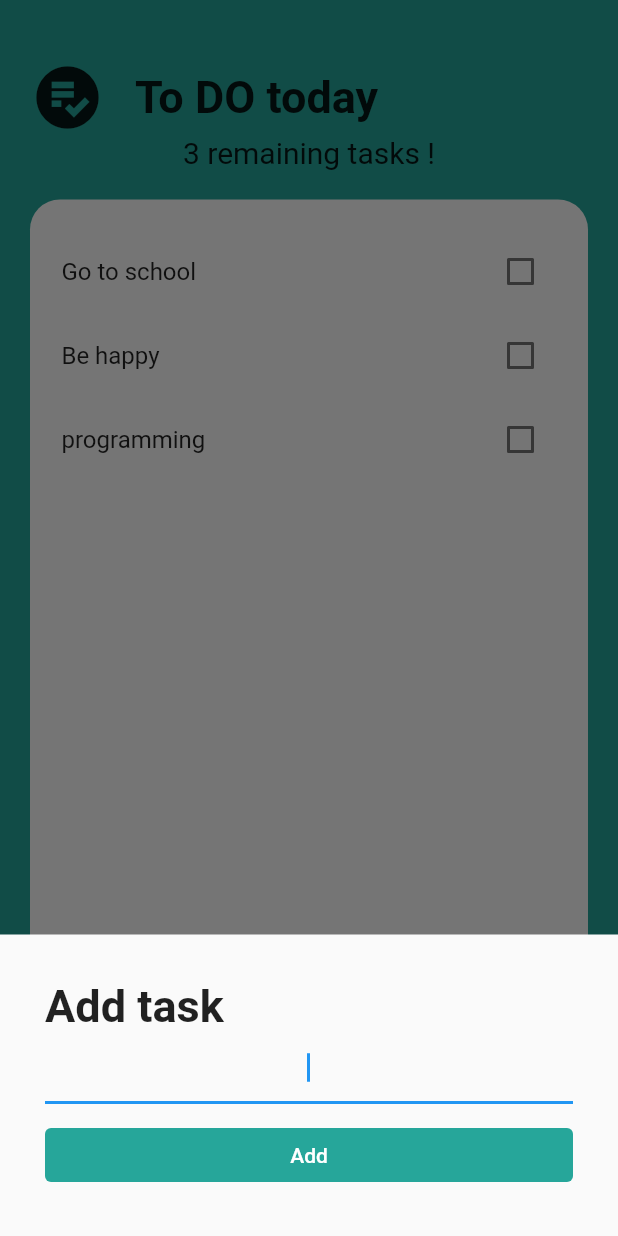
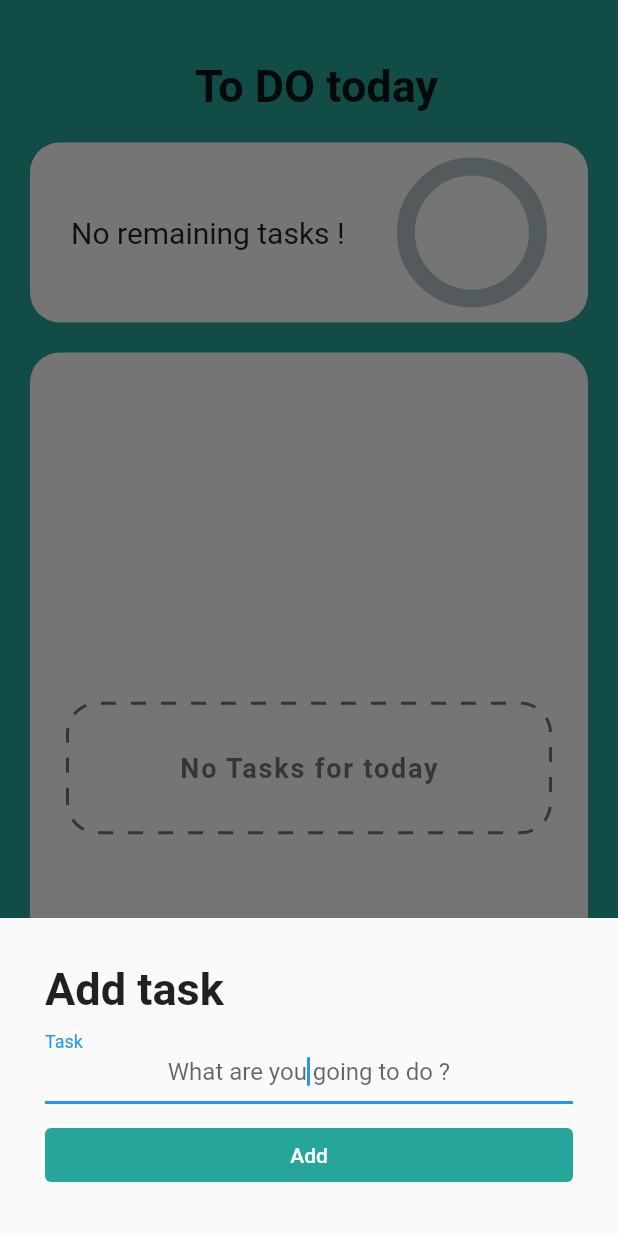
Before and after one commit to Bedro29/My-Tasks, a Flutter app: the screen it shows after launch, after a tap on an icon or button, on a phone screen of 412 x 824 dp. Run offline on Flutter 3.47's test engine with Material 2 defaults, Android fonts, the phone set to English and light mode, and no system bars; drawn by our look-alikes of dotted_border, percent_indicator.

Commit message:
Adding new features to the app

```diff
--- /dev/null
+++ b/lib/Models/task_data.dart
@@ -0,0 +1,43 @@
+import 'package:flutter/cupertino.dart';
+import 'package:todo_app/Models/task.dart';
+
+class TaskData with ChangeNotifier {
+  List<Task> taskslist = [];
+
+  void addTask(String newTaskTitle) {
+    taskslist.add(Task(name: newTaskTitle));
+    notifyListeners();
+  }
+
+  void updateTask(Task task) {
+    task.doneChange();
+    notifyListeners();
+  }
+
+  void deleteTask(Task task) {
+    taskslist.remove(task);
+    notifyListeners();
+  }
+
+  int doneTasks() {
+    int doneTasks = 0;
+    for (var element in taskslist) {
+      if (element.isDone != true) {
+        doneTasks++;
+      }
+    }
+    notifyListeners();
+    return doneTasks;
+  }
+
+  int unDoneTasks() {
+    int undoneTasks = 0;
+    for (var element in taskslist) {
+      if (element.isDone == true) {
+        undoneTasks++;
+      }
+    }
+    notifyListeners();
+    return undoneTasks;
+  }
+}
--- a/lib/Screens/addTaskSreen.dart
+++ b/lib/Screens/addTaskSreen.dart
@@ -1,6 +1,6 @@
 import 'package:flutter/material.dart';
 import 'package:provider/provider.dart';
-import 'package:todo_app/widgets/Models/task_data.dart';
+import 'package:todo_app/Models/task_data.dart';
 
 class AddTaskScreen extends StatelessWidget {
   final Function addTaskCallBack;
@@ -24,6 +24,11 @@ class AddTaskScreen extends StatelessWidget {
             TextField(
               autofocus: true,
               textAlign: TextAlign.center,
+              decoration: const InputDecoration(
+                disabledBorder: InputBorder.none,
+                labelText: "Task",
+                hintText: "What are you going to do ?",
+              ),
               onChanged: (query) {
                 taskTitle = query;
               },
@@ -52,3 +57,11 @@ class AddTaskScreen extends StatelessWidget {
     );
   }
 }
+
+//
+//             onChanged: (newText){
+//               setState(() {
+//                 empty = false;
+//               });
+//             },
+//           ),
--- a/lib/Screens/tasksScreen.dart
+++ b/lib/Screens/tasksScreen.dart
@@ -1,10 +1,8 @@
 import 'package:flutter/cupertino.dart';
 import 'package:flutter/material.dart';
-import 'package:provider/provider.dart';
 import 'package:todo_app/Screens/addTasksreen.dart';
-import 'package:todo_app/widgets/Models/task.dart';
-import 'package:todo_app/widgets/Models/task_data.dart';
 import 'package:todo_app/widgets/tasks_list.dart';
+import 'package:todo_app/widgets/tasks_stats.dart';
 
 class TasksScreen extends StatelessWidget {
   @override
@@ -20,12 +18,7 @@ class TasksScreen extends StatelessWidget {
                   child: Container(
                 padding: EdgeInsets.only(
                     bottom: MediaQuery.of(context).viewInsets.bottom),
-                child: AddTaskScreen((taskTitle) {
-                  // setState(() {
-                  //   taskslist.add(Task(name: taskTitle));
-                  //   Navigator.pop(context);
-                  // });
-                }),
+                child: AddTaskScreen((taskTitle) {}),
               )),
             );
           },
@@ -42,14 +35,10 @@ class TasksScreen extends StatelessWidget {
               mainAxisAlignment: MainAxisAlignment.center,
               children: [
                 Row(
-                  mainAxisAlignment: MainAxisAlignment.start,
+                  mainAxisAlignment: MainAxisAlignment.center,
                   children: const [
-                    Icon(
-                      Icons.playlist_add_check_circle,
-                      size: 50,
-                    ),
                     SizedBox(
-                      width: 20,
+                      width: 10,
                     ),
                     FittedBox(
                       child: Text(
@@ -60,10 +49,10 @@ class TasksScreen extends StatelessWidget {
                     ),
                   ],
                 ),
-                Text(
-                  "${Provider.of<TaskData>(context).taskslist.length} remaining tasks !",
-                  style: const TextStyle(fontSize: 20),
+                const SizedBox(
+                  height: 20,
                 ),
+                TasksStats(),
                 const SizedBox(height: 20),
                 Expanded(
                     child: Container(
@@ -73,7 +62,7 @@ class TasksScreen extends StatelessWidget {
                   ),
                   child: Padding(
                     padding:
-                        const EdgeInsets.symmetric(horizontal: 5, vertical: 20),
+                        const EdgeInsets.symmetric(horizontal: 5, vertical: 10),
                     child: tasksList(),
                   ),
                 ))
--- a/lib/main.dart
+++ b/lib/main.dart
@@ -1,7 +1,7 @@
 import 'package:flutter/material.dart';
 import 'package:provider/provider.dart';
+import 'package:todo_app/Models/task_data.dart';
 import 'package:todo_app/Screens/tasksScreen.dart';
-import 'package:todo_app/widgets/Models/task_data.dart';
 
 void main() {
   runApp(const MyApp());
--- a/lib/widgets/Models/task_data.dart
+++ /dev/null
@@ -1,25 +0,0 @@
-import 'package:flutter/cupertino.dart';
-import 'package:todo_app/widgets/Models/task.dart';
-
-class TaskData with ChangeNotifier {
-  List<Task> taskslist = [
-    Task(name: 'Go to school'),
-    Task(name: 'Be happy'),
-    Task(name: 'programming')
-  ];
-
-  void addTask(String newTaskTitle) {
-    taskslist.add(Task(name: newTaskTitle));
-    notifyListeners();
-  }
-
-  void updateTask(Task task) {
-    task.doneChange();
-    notifyListeners();
-  }
-
-  void deleteTask(Task task) {
-    taskslist.remove(task);
-    notifyListeners();
-  }
-}
--- a/lib/widgets/task_tile.dart
+++ b/lib/widgets/task_tile.dart
@@ -14,18 +14,28 @@ class TaskTile extends StatelessWidget {
 
   @override
   Widget build(BuildContext context) {
-    return ListTile(
-      title: Text(
-        taskTilte,
-        style: TextStyle(
-            decoration: isChecked ? TextDecoration.lineThrough : null),
+    return Padding(
+      padding: const EdgeInsets.all(8.0),
+      child: Card(
+        elevation: 2,
+        shape: const RoundedRectangleBorder(
+            borderRadius: BorderRadius.all(Radius.circular(20))),
+        child: CheckboxListTile(
+          shape: const RoundedRectangleBorder(
+              borderRadius: BorderRadius.all(Radius.circular(20))),
+          value: isChecked,
+          title: Text(
+            taskTilte,
+            style: TextStyle(
+                decoration: isChecked ? TextDecoration.lineThrough : null,
+                fontWeight: FontWeight.w600,
+                letterSpacing: 1,
+                wordSpacing: 2,
+                fontSize: 15),
+          ),
+          onChanged: checkBoxChange,
+        ),
       ),
-      trailing: Checkbox(
-        activeColor: Colors.teal[400],
-        value: isChecked,
-        onChanged: checkBoxChange,
-      ),
-      onLongPress: longPressAction,
     );
   }
 }
--- a/lib/widgets/tasks_list.dart
+++ b/lib/widgets/tasks_list.dart
@@ -1,16 +1,29 @@
+import 'package:dotted_border/dotted_border.dart';
 import 'package:flutter/material.dart';
-import 'package:todo_app/widgets/Models/task_data.dart';
+import 'package:todo_app/Models/task.dart';
+import 'package:todo_app/Models/task_data.dart';
 import 'package:todo_app/widgets/task_tile.dart';
 import 'package:provider/provider.dart';
 
 class tasksList extends StatelessWidget {
   @override
   Widget build(BuildContext context) {
+    List<Task> tasks = Provider.of<TaskData>(context).taskslist;
+    double height = MediaQuery.of(context).size.height;
+    double width = MediaQuery.of(context).size.width;
+
     return Consumer<TaskData>(builder: ((context, tasksData, child) {
-      return ListView.builder(
+      return tasks.isNotEmpty
+          ? ListView.builder(
               itemCount: tasksData.taskslist.length,
               itemBuilder: (BuildContext context, int index) {
-          return TaskTile(
+                return Dismissible(
+                  key: const Key('value'),
+                  direction: DismissDirection.endToStart,
+                  onDismissed: ((direction) {
+                    tasksData.deleteTask(tasksData.taskslist[index]);
+                  }),
+                  child: TaskTile(
                     taskTilte: tasksData.taskslist[index].name,
                     isChecked: tasksData.taskslist[index].isDone,
                     checkBoxChange: (value) {
@@ -19,8 +32,41 @@ class tasksList extends StatelessWidget {
                     longPressAction: () {
                       tasksData.deleteTask(tasksData.taskslist[index]);
                     },
+                  ),
                 );
-        },
+              })
+          : Column(
+              mainAxisAlignment: MainAxisAlignment.center,
+              children: [
+                Center(
+                    child: Padding(
+                        padding:
+                            const EdgeInsets.only(top: 15, left: 20, right: 20),
+                        child: DottedBorder(
+                          borderType: BorderType.RRect,
+                          radius: const Radius.circular(20),
+                          dashPattern: const [10, 10],
+                          color: Colors.black54,
+                          strokeWidth: 2,
+                          child: SizedBox(
+                            width: width * 0.8,
+                            height: height * 0.1,
+                            child: const Center(
+                              child: Text(
+                                "No Tasks for today",
+                                style: TextStyle(
+                                    fontSize: 18,
+                                    fontWeight: FontWeight.w600,
+                                    color: Colors.black54,
+                                    letterSpacing: 1.2),
+                              ),
+                            ),
+                          ),
+                        ))),
+                const SizedBox(
+                  height: 10,
+                ),
+              ],
             );
     }));
   }
--- /dev/null
+++ b/lib/widgets/tasks_stats.dart
@@ -0,0 +1,59 @@
+import 'package:flutter/material.dart';
+import 'package:percent_indicator/circular_percent_indicator.dart';
+import 'package:provider/provider.dart';
+import 'package:todo_app/Models/task_data.dart';
+
+class TasksStats extends StatelessWidget {
+  @override
+  Widget build(BuildContext context) {
+    return Container(
+      decoration: const BoxDecoration(
+        color: Colors.white,
+        borderRadius: BorderRadius.all(Radius.circular(20)),
+      ),
+      child: Padding(
+        padding: const EdgeInsets.symmetric(horizontal: 10, vertical: 10),
+        child: Row(
+          mainAxisAlignment: MainAxisAlignment.spaceAround,
+          children: [
+            Consumer<TaskData>(builder: (context, taskdata, child) {
+              int donetasks = taskdata.doneTasks();
+
+              return Text(
+                donetasks == 0
+                    ? 'No remaining tasks !'
+                    : donetasks == 1
+                        ? "Only $donetasks remaining task !"
+                        : "$donetasks remaining tasks ",
+                style: const TextStyle(fontSize: 20),
+              );
+            }),
+            Consumer<TaskData>(
+              builder: ((context, tasksdata, child) {
+                int undonetasks = tasksdata.unDoneTasks();
+
+                double percent =
+                    ((undonetasks * 100) / tasksdata.taskslist.length) / 100;
+                return Container(
+                  child: CircularPercentIndicator(
+                    radius: 50,
+                    lineWidth: 12,
+                    percent: tasksdata.taskslist.isEmpty ? 0 : percent,
+                    center: Text(
+                      tasksdata.taskslist.isEmpty
+                          ? ''
+                          : '${(percent * 100).roundToDouble()}% Done !',
+                      style: const TextStyle(
+                          fontSize: 12, fontWeight: FontWeight.w600),
+                    ),
+                    progressColor: Colors.black87,
+                  ),
+                );
+              }),
+            ),
+          ],
+        ),
+      ),
+    );
+  }
+}
--- a/pubspec.yaml
+++ b/pubspec.yaml
@@ -35,6 +35,12 @@ dependencies:
   # Use with the CupertinoIcons class for iOS style icons.
   cupertino_icons: ^1.0.2
   provider: ^6.0.3
+  percent_indicator: ^4.0.1
+  dotted_border: ^2.0.0+2
+  animate_do: ^2.1.0
+  basic_utils: ^5.1.2
+
+
 
 
 dev_dependencies:
```
Also changed, not shown: lib/Models/task.dart (renamed from lib/widgets/Models/task.dart), pubspec.lock, 2 other files. Lines whose indentation alone changed are shown as unchanged.
